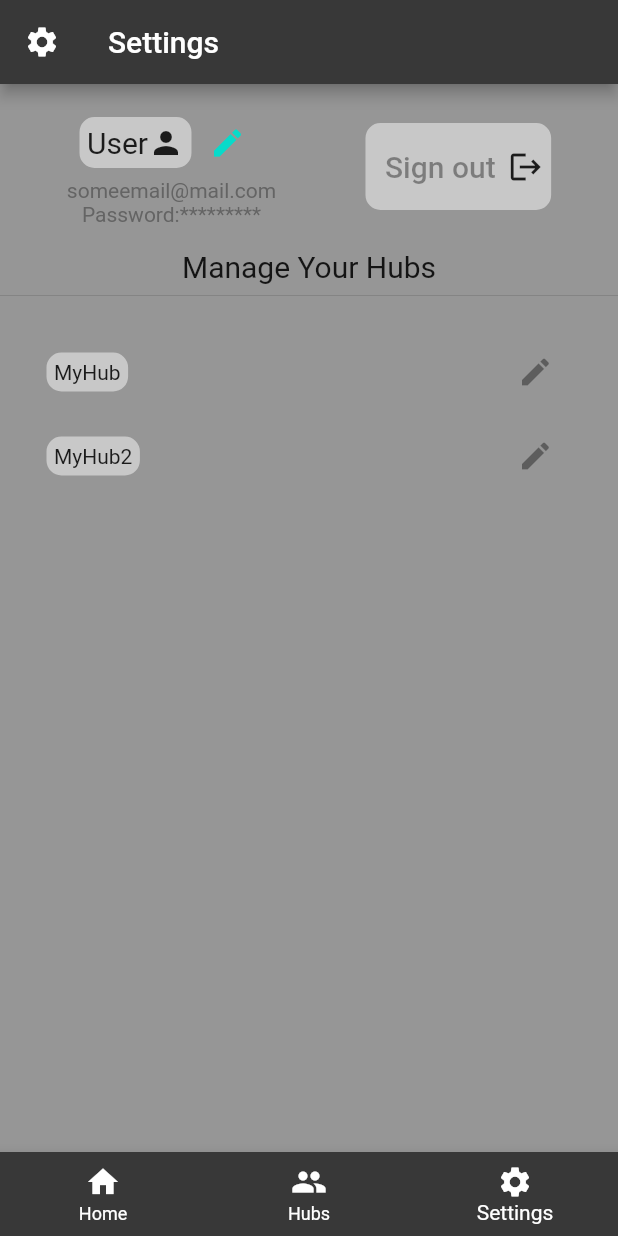
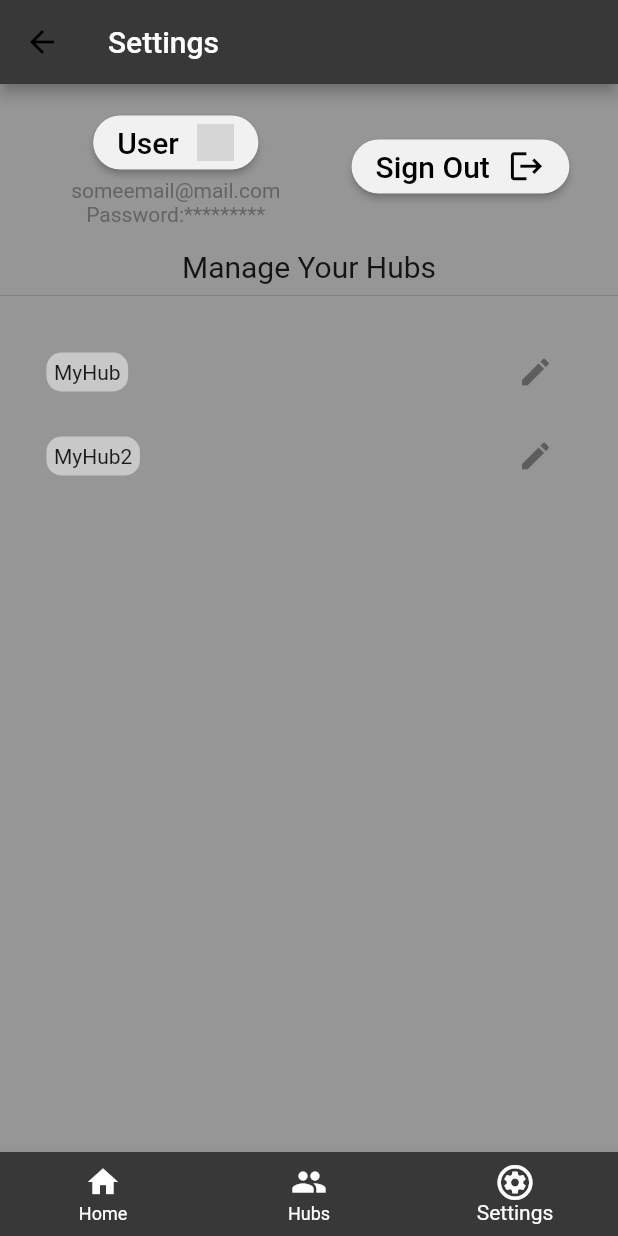
Before and after one commit to nickbrakis/hub_it_flutter, a Flutter app: the screen it shows after launch, item 3 of the bottom bar chosen, on a phone screen of 412 x 824 dp. Run offline on Flutter 3.47's test engine with Material 2 defaults, Android fonts, the phone set to English and light mode, and no system bars; our stand-ins replace font_awesome_flutter; grey boxes are pictures that could not be loaded.

Commit message:
the day before: uniform buttons and Navi details+NaviBar

```diff
--- /dev/null
+++ b/lib/assets/naviBar.dart
@@ -0,0 +1,93 @@
+import 'package:flutter/material.dart';
+import 'package:font_awesome_flutter/font_awesome_flutter.dart';
+
+class Navi{
+  static final naviList=<BottomNavigationBarItem> [
+            BottomNavigationBarItem(
+              activeIcon: Expanded(child: Stack(
+                alignment: Alignment.center,
+                children: const <Widget>[
+                Icon(Icons.home, size: 18),
+                FaIcon(FontAwesomeIcons.circle)
+              ],),),
+              icon: const Icon(Icons.home),
+              label: "Home",
+            ),
+            BottomNavigationBarItem(
+              activeIcon: Expanded(child: Stack(
+                alignment: Alignment.center,
+                children: const <Widget>[
+                Icon(Icons.people, size: 18),
+                FaIcon(FontAwesomeIcons.circle)
+              ],),),
+              icon: const Icon(Icons.people),
+              label: "Hubs",
+            ),
+            BottomNavigationBarItem(
+              activeIcon: Expanded(child: Stack(
+                alignment: Alignment.center,
+                children: const <Widget>[
+                Icon(Icons.settings, size: 18),
+                FaIcon(FontAwesomeIcons.circle)
+              ],),),
+              icon: const Icon(Icons.settings),
+              label: "Settings",
+            ),
+          ];
+
+  static final appBarActions = <Widget>[
+          Row(children: <Widget> [
+            ElevatedButton(
+              style: ButtonStyle(
+                shape: MaterialStateProperty.all<RoundedRectangleBorder>(
+                  RoundedRectangleBorder(
+                    borderRadius: BorderRadius.circular(18.0),
+                  )
+                ),
+              backgroundColor: MaterialStateProperty.all<Color>(const Color.fromARGB(255, 153, 153, 153)),
+            ),
+              onPressed: () {},
+              child: Row(
+                children: const <Widget>[
+                  Text('User', style: TextStyle(fontSize: 20, color: Colors.white),), // <-- Text
+                  SizedBox(
+                    width: 12,
+                  ),
+                  ImageIcon(AssetImage('assets/images/user.png'), color: Colors.white, size: 25),
+                ],
+              ),
+            ),
+            const SizedBox(width: 12),
+          ]
+          ),
+        ];
+
+  static appBarLeading (bool intend, bool dark) {
+    const Color light=Color.fromARGB(255, 241, 241, 241);
+    return Row(
+    children: <Widget> [
+            intend? const SizedBox(width: 12): const SizedBox.shrink(),
+            ElevatedButton(
+              style: ButtonStyle(
+                shape: MaterialStateProperty.all<RoundedRectangleBorder>(
+                  RoundedRectangleBorder(
+                    borderRadius: BorderRadius.circular(18.0),
+                  )
+                ),
+              backgroundColor: MaterialStateProperty.all<Color>(dark? const Color.fromARGB(255, 153, 153, 153): light),
+            ),
+              onPressed: () {},
+              child: Row(
+                children: <Widget>[
+                  Text('User', style: TextStyle(fontSize: 20, color: dark? Colors.white: Colors.black),), // <-- Text
+                  const SizedBox(width: 12),
+                  ImageIcon(const AssetImage('assets/images/user.png'), color: dark? Colors.white: Colors.black, size: 25),
+                ],
+              ),
+            ),
+          ]
+        );
+  }
+
+
+}
--- a/lib/main.dart
+++ b/lib/main.dart
@@ -1,6 +1,7 @@
 
 import "package:flutter/material.dart";
 import 'package:hub_it_app/screens/homeScreen.dart';
+import 'package:hub_it_app/screens/hubsScreen.dart';
 void main() => runApp(const Hubit());
 
 class Hubit extends StatelessWidget {
--- a/lib/screens/homeScreen.dart
+++ b/lib/screens/homeScreen.dart
@@ -3,6 +3,7 @@ import "package:flutter/material.dart";
 import 'package:hub_it_app/assets/hubsList.dart';
 import 'package:hub_it_app/screens/hubsScreen.dart';
 import 'package:hub_it_app/screens/settingsScreen.dart';
+import 'package:hub_it_app/assets/naviBar.dart';
 
 import 'package:intl/intl.dart';
 
@@ -64,33 +65,7 @@ class _HubitHomeScreen extends State<HubitHomeScreen>{ //actually starting here
           onPressed: () => selectDate(context),
           tooltip: 'Calendar',
         ),
-        actions:  <Widget>[
-          Row(children: <Widget> [
-            ElevatedButton(
-              style: ButtonStyle(
-                shape: MaterialStateProperty.all<RoundedRectangleBorder>(
-                  RoundedRectangleBorder(
-                    borderRadius: BorderRadius.circular(18.0),
-                  )
-                ),
-              backgroundColor: MaterialStateProperty.all<Color>(const Color.fromARGB(255, 153, 153, 153)),
-            ),
-
-              onPressed: () {},
-              child: Row(
-                children: const <Widget>[
-                  Text('User', style: TextStyle(fontSize: 20, color: Colors.white),), // <-- Text
-                  SizedBox(
-                    width: 12,
-                  ),
-                  ImageIcon(AssetImage('assets/images/user.png'), color: Colors.white, size: 25),
-                ],
-              ),
-            ),
-            const SizedBox(width: 12),
-          ]
-          ),
-        ],
+        actions:  Navi.appBarActions,
         backgroundColor: const Color.fromARGB(255, 56, 56, 56),
       ),
 
@@ -105,20 +80,7 @@ class _HubitHomeScreen extends State<HubitHomeScreen>{ //actually starting here
       ),
 
       bottomNavigationBar: BottomNavigationBar(
-          items: const <BottomNavigationBarItem>[
-            BottomNavigationBarItem(
-              icon: Icon(Icons.home),
-              label: 'Home',
-            ),
-            BottomNavigationBarItem(
-              icon: Icon(Icons.people),
-              label: 'Hubs',
-            ),
-            BottomNavigationBarItem(
-              icon: Icon(Icons.settings),
-              label: 'Settings',
-            ),
-          ],
+          items: Navi.naviList,
           currentIndex: _selectedIndex,
           selectedItemColor: Colors.white,
           unselectedItemColor: Colors.white,
--- a/lib/screens/hubsScreen.dart
+++ b/lib/screens/hubsScreen.dart
@@ -1,6 +1,7 @@
 import 'package:flutter/material.dart';
 import 'package:hub_it_app/screens/settingsScreen.dart';
 import 'package:hub_it_app/screens/homeScreen.dart';
+import 'package:hub_it_app/assets/naviBar.dart';
 
 class HubsWidget extends StatefulWidget {
   const HubsWidget({Key? key}) : super(key: key);
@@ -8,6 +9,8 @@ class HubsWidget extends StatefulWidget {
   @override
   State<StatefulWidget> createState() => _HubsWidgetState();
 }
+
+
 
 class _HubsWidgetState extends State<HubsWidget> {
   // Index of different screens
@@ -99,17 +102,13 @@ class _HubsWidgetState extends State<HubsWidget> {
   Widget build(BuildContext context) {
     return Scaffold(
       appBar: AppBar(
-        leading: const Icon(Icons.people,
-          color: Colors.white
-          ),
-        title: const Text("Hubs",
-          style: TextStyle(
-            color: Colors.white
-            ),
-          ),
+        leadingWidth: 140,
+        leading: Navi.appBarLeading(true,true),
+
+        backgroundColor: const Color.fromARGB(255, 56, 56, 56),
         actions: [
           IconButton(
-            icon: const Icon(Icons.search ,
+            icon: const Icon(Icons.search , size: 30,
               color : Colors.white),
             onPressed: () {
               showSearch(
@@ -117,11 +116,13 @@ class _HubsWidgetState extends State<HubsWidget> {
                 delegate: MySearchDelegate(),
               );
             },
-          )
+          ),
+          const SizedBox(width: 20),
         ],
-        backgroundColor: const Color.fromARGB(255, 56, 56, 56),
       ),
+
       body : _hubsBodyList(),
+
       persistentFooterButtons: const <Widget>[
         Center(
           child: Text("Tap Hubs to Refresh !", style: TextStyle(
@@ -130,21 +131,9 @@ class _HubsWidgetState extends State<HubsWidget> {
           )),
         )
       ],
+
       bottomNavigationBar: BottomNavigationBar(
-        items: const <BottomNavigationBarItem>[
-          BottomNavigationBarItem(
-            icon: Icon(Icons.home),
-            label: 'Home',
-          ),
-          BottomNavigationBarItem(
-            icon: Icon(Icons.people),
-            label: 'Hubs',
-          ),
-          BottomNavigationBarItem(
-            icon: Icon(Icons.settings),
-            label: 'Settings',
-          ),
-        ],
+        items: Navi.naviList,
         currentIndex: _selectedIndex,
         selectedItemColor: Colors.white,
         unselectedItemColor: Colors.white,
--- a/lib/screens/settingsScreen.dart
+++ b/lib/screens/settingsScreen.dart
@@ -1,6 +1,7 @@
 import 'package:flutter/material.dart';
 import 'package:hub_it_app/screens/hubsScreen.dart';
 import 'package:hub_it_app/screens/homeScreen.dart';
+import 'package:hub_it_app/assets/naviBar.dart';
 
 // import 'package:hub_it_app/main.dart';
 
@@ -11,6 +12,27 @@ class SettingsWidget extends StatefulWidget {
   State<StatefulWidget> createState() => _SettingsWidgetState();
 }
 
+
+
+class _SettingsWidgetState extends State<SettingsWidget> {
+  int _selectedIndex = 2;
+
+  void _onItemTapped(int index) {
+    setState(() {
+      _selectedIndex = index;
+      switch (index) {
+        case 0:
+          Navigator.of(context).push(MaterialPageRoute(builder: (context) => const HubitHomeScreen()));
+          break;
+        case 1:
+          Navigator.of(context).push(MaterialPageRoute(builder: (context) => const HubsWidget()));
+          break;
+        case 2:
+          break;
+        default:
+      }
+    });
+  }
   Widget _SettingsBody() {
     return Center(
       child: Column(
@@ -19,50 +41,14 @@ Widget _SettingsBody() {
             Container(
               child: Column(
                 children: [
-                Row(
-                  children: [
-                    Container(
-                      decoration: BoxDecoration(
-                        color: const Color.fromARGB(255, 200, 200, 200),
-                        border: Border.all(
-                          color: const Color.fromARGB(255, 200, 200, 200),
-                          width: 5,
-                        ),
-                        borderRadius: BorderRadius.circular(10),
-                      ),
-                      child: Center(
-                          child:
-                              Row(children: const [Text("User", style: TextStyle(fontSize: 20)), Icon(Icons.person)])),
-                    ),
-                    const IconButton(onPressed: null, icon: Icon(Icons.edit, color: Color(0xff07dbca)))
-                  ],
-                ),
+                  Navi.appBarLeading(false, false),
                   const Text("someemail@mail.com", style: TextStyle(color: Color.fromARGB(255, 100, 100, 100))),
                   const Text("Password:*********", style: TextStyle(color: Color.fromARGB(255, 100, 100, 100)))
                 ],
               ),
               margin: const EdgeInsets.all(15),
             ),
-          Container(
-            child: Row(children: [
-              Container(
-                  decoration: BoxDecoration(
-                    color: const Color.fromARGB(255, 200, 200, 200),
-                    border: Border.all(
-                      color: const Color.fromARGB(255, 200, 200, 200),
-                      width: 5,
-                    ),
-                    borderRadius: BorderRadius.circular(10),
-                  ),
-                  child: Row(
-                    children: const [
-                      TextButton(onPressed: null, child: Text("Sign out", style: TextStyle(fontSize: 20))),
-                      Icon(Icons.logout)
-                    ],
-                  ))
-            ]),
-            margin: const EdgeInsets.all(15),
-          )
+            signOut(),
           ]),
           const Text("Manage Your Hubs", style: TextStyle(fontSize: 20)),
           const Divider(),
@@ -93,50 +79,50 @@ Widget _SettingsBody() {
     );
   }
 
-class _SettingsWidgetState extends State<SettingsWidget> {
-  int _selectedIndex = 2;
-
-  void _onItemTapped(int index) {
+  Widget signOut () {
+    const Color light=Color.fromARGB(255, 241, 241, 241);
+    bool hovered=false;
+    var data = 'User';
+    return Row(
+    children: <Widget> [
+            // intend? const SizedBox(width: 12): const SizedBox.shrink(),
+            ElevatedButton(
+              onPressed: () {
                 setState(() {
-      _selectedIndex = index;
-      switch (index) {
-        case 0:
-          Navigator.of(context).push(MaterialPageRoute(builder: (context) => const HubitHomeScreen()));
-          break;
-        case 1:
-          Navigator.of(context).push(MaterialPageRoute(builder: (context) => const HubsWidget()));
-          break;
-        case 2:
-          break;
-        default:
-      }
+                  hovered=!hovered;
                 });
+              },
+              style: ButtonStyle(
+                shape: MaterialStateProperty.all<RoundedRectangleBorder>(
+                  RoundedRectangleBorder(
+                    borderRadius: BorderRadius.circular(18.0),
+                  )
+                ),
+              backgroundColor: hovered? MaterialStateProperty.all<Color>(Colors.black): MaterialStateProperty.all<Color>(light),
+            ),
+              child: Row(
+                children: const <Widget>[
+                  Text("Sign Out", style: TextStyle(fontSize: 20, color:Colors.black),), // <-- Text
+                  SizedBox(width: 12),
+                  Icon(Icons.logout, color:Colors.black, size: 25),
+                ],
+              ),
+            ),
+          ]
+        );
   }
 
   @override
   Widget build(BuildContext context) {
     return Scaffold(
         appBar: AppBar(
-            leading: const Icon(Icons.settings, color: Colors.white),
             title: const Text("Settings", style: TextStyle(color: Colors.white)),
-            backgroundColor: const Color.fromARGB(255, 56, 56, 56)),
+            backgroundColor: const Color.fromARGB(255, 56, 56, 56),
+        ),
         backgroundColor: const Color.fromARGB(255, 150, 150, 150),
         body: _SettingsBody(),
         bottomNavigationBar: BottomNavigationBar(
-          items: const <BottomNavigationBarItem>[
-            BottomNavigationBarItem(
-              icon: Icon(Icons.home),
-              label: 'Home',
-            ),
-            BottomNavigationBarItem(
-              icon: Icon(Icons.people),
-              label: 'Hubs',
-            ),
-            BottomNavigationBarItem(
-              icon: Icon(Icons.settings),
-              label: 'Settings',
-            ),
-          ],
+          items:  Navi.naviList,
           currentIndex: _selectedIndex,
           selectedItemColor: Colors.white,
           unselectedItemColor: Colors.white,
--- a/pubspec.yaml
+++ b/pubspec.yaml
@@ -36,6 +36,7 @@ dependencies:
   cupertino_icons: ^1.0.2
   expandable: ^5.0.1
   intl: ^0.17.0
+  font_awesome_flutter: ^9.0.0
   # services: ^0.0.1
 
   # intl: ^0.16.1
```
Also changed, not shown: pubspec.lock, 1 other file. Lines whose indentation alone changed are shown as unchanged.
